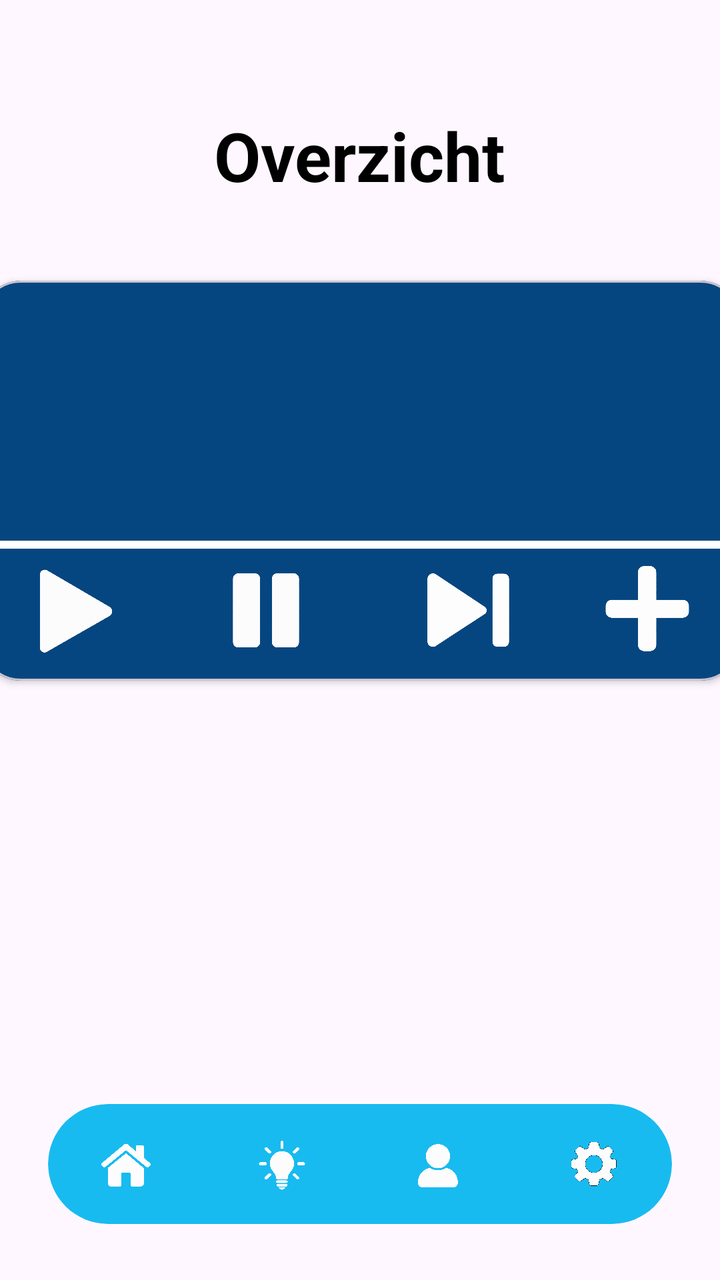
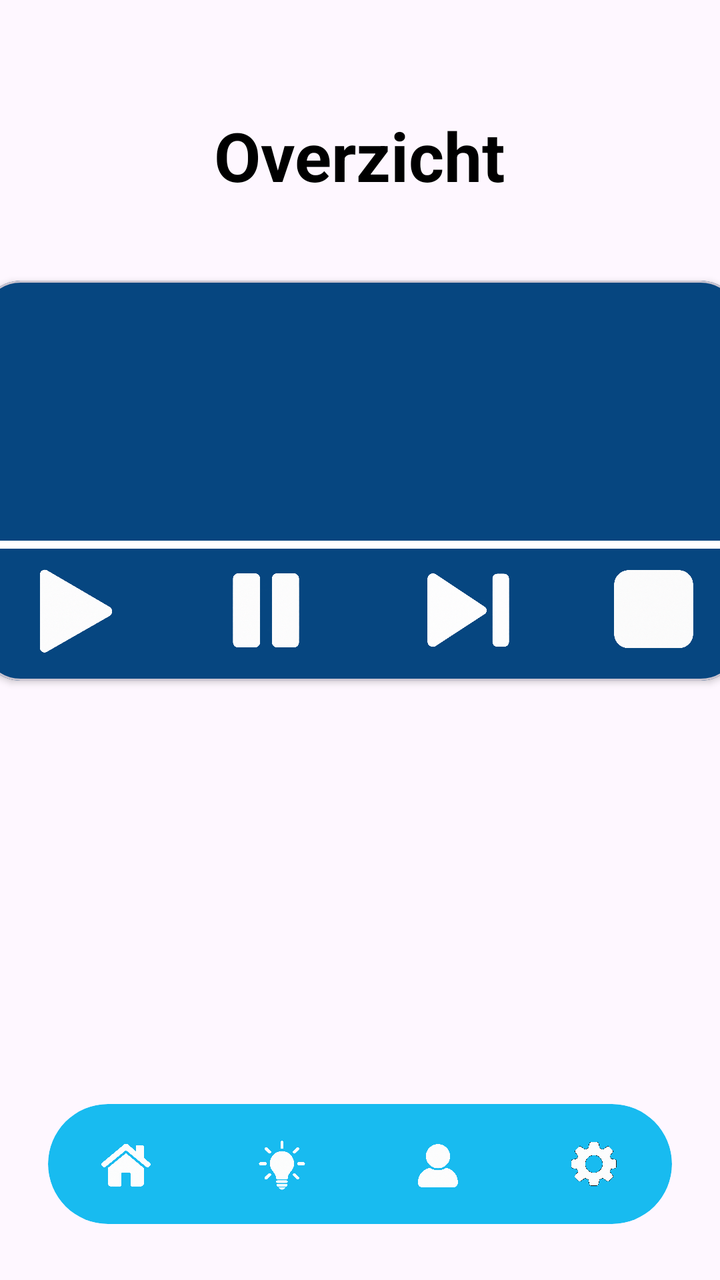

Before-and-after screenshots of an Android layout around one commit, followed by the original layout XML and the change that was made.
<!-- AndroidManifest.xml: application theme Theme.Homeassistantdasboard -->
<!-- res/layout/activity_dasboard.xml -->
<?xml version="1.0" encoding="utf-8"?>
<androidx.constraintlayout.widget.ConstraintLayout xmlns:android="http://schemas.android.com/apk/res/android"
    xmlns:app="http://schemas.android.com/apk/res-auto"
    xmlns:tools="http://schemas.android.com/tools"
    android:id="@+id/main"
    android:layout_width="match_parent"
    android:layout_height="match_parent"
    tools:context=".dasboard">

    

    <TextView
        android:id="@+id/textView2"
        android:layout_width="wrap_content"
        android:layout_height="wrap_content"
        android:layout_marginTop="55dp"
        android:text="Overzicht"
        android:textColor="#000000"
        android:textSize="34sp"
        android:textStyle="bold"
        app:layout_constraintEnd_toEndOf="parent"
        app:layout_constraintStart_toStartOf="parent"
        app:layout_constraintTop_toTopOf="parent" />

    
    <com.google.android.material.card.MaterialCardView
        android:id="@+id/musicCard"
        android:layout_width="380dp"
        android:layout_height="200dp"
        android:layout_marginStart="24dp"
        android:layout_marginTop="40dp"
        android:layout_marginEnd="24dp"
        app:cardBackgroundColor="#064680"
        app:cardCornerRadius="20dp"
        app:cardElevation="2dp"
        app:layout_constraintEnd_toEndOf="parent"
        app:layout_constraintStart_toStartOf="parent"
        app:layout_constraintTop_toBottomOf="@id/textView2">

        <androidx.constraintlayout.widget.ConstraintLayout
            android:layout_width="match_parent"
            android:layout_height="match_parent">

            <ImageView
                android:id="@+id/playButton2"
                android:layout_width="80dp"
                android:layout_height="60dp"
                android:layout_marginStart="2dp"
                android:layout_marginBottom="2dp"
                android:backgroundTint="#0557A2"
                android:src="@drawable/playbutton"
                android:textAllCaps="false"
                app:cornerRadius="20dp"
                app:iconSize="20dp"
                app:layout_constraintBottom_toBottomOf="parent"
                app:layout_constraintEnd_toEndOf="parent"
                app:layout_constraintHorizontal_bias="0.016"
                app:layout_constraintStart_toStartOf="parent"
                app:layout_constraintTop_toTopOf="parent"
                app:layout_constraintVertical_bias="0.971" />

            <ImageView
                android:id="@+id/pauseButton2"
                android:layout_width="80dp"
                android:layout_height="60dp"
                android:layout_marginStart="16dp"
                android:layout_marginBottom="2dp"
                android:backgroundTint="#0557A2"
                android:src="@drawable/pauze"
                app:layout_constraintBottom_toBottomOf="parent"
                app:layout_constraintStart_toEndOf="@+id/playButton2"
                app:layout_constraintTop_toTopOf="parent"
                app:layout_constraintVertical_bias="0.971"/>

            <ImageView
                android:id="@+id/pauseButton"
                android:layout_width="90dp"
                android:layout_height="60dp"
                android:layout_marginStart="16dp"
                android:backgroundTint="#0557A2"
                android:src="@drawable/next"
                android:textAllCaps="false"
                app:cornerRadius="20dp"
                app:layout_constraintBottom_toBottomOf="parent"
                app:layout_constraintStart_toEndOf="@+id/pauseButton2"
                app:layout_constraintTop_toTopOf="parent"
                app:layout_constraintVertical_bias="0.957" />

            <ImageView
                android:id="@+id/stopButton"
                android:layout_width="80dp"
                android:layout_height="60dp"
                android:layout_marginStart="15dp"
                android:layout_marginEnd="2dp"
                android:backgroundTint="#0557A2"
                android:src="@drawable/add"
                android:textAllCaps="false"
                app:cornerRadius="20dp"
                app:layout_constraintBottom_toBottomOf="parent"
                app:layout_constraintEnd_toEndOf="parent"
                app:layout_constraintHorizontal_bias="0.983"
                app:layout_constraintStart_toEndOf="@+id/pauseButton"
                app:layout_constraintStart_toStartOf="parent"
                app:layout_constraintTop_toTopOf="parent"
                app:layout_constraintVertical_bias="0.957" />

            <Button
                android:id="@+id/button2"
                android:layout_width="380dp"
                android:layout_height="4dp"
                android:backgroundTint="#FFFFFF"
                android:text="Button"
                app:layout_constraintBottom_toBottomOf="parent"
                app:layout_constraintEnd_toEndOf="parent"
                app:layout_constraintHorizontal_bias="0.0"
                app:layout_constraintStart_toStartOf="parent"
                app:layout_constraintTop_toTopOf="parent"
                app:layout_constraintVertical_bias="0.663" />

        </androidx.constraintlayout.widget.ConstraintLayout>

    </com.google.android.material.card.MaterialCardView>


    <com.google.android.material.card.MaterialCardView
        android:id="@+id/bottomBar"
        android:layout_width="0dp"
        android:layout_height="60dp"
        android:layout_marginStart="24dp"
        android:layout_marginEnd="24dp"
        android:layout_marginBottom="28dp"
        app:cardBackgroundColor="#18BBF0"
        app:cardCornerRadius="30dp"
        app:cardElevation="0dp"
        app:layout_constraintBottom_toBottomOf="parent"
        app:layout_constraintEnd_toEndOf="parent"
        app:layout_constraintStart_toStartOf="parent"
        app:strokeWidth="0dp">

        <LinearLayout
            android:layout_width="match_parent"
            android:layout_height="match_parent"
            android:orientation="horizontal"
            android:weightSum="4">

            
            <FrameLayout
                android:id="@+id/navItem1"
                android:layout_width="0dp"
                android:layout_height="match_parent"
                android:layout_weight="1"
                android:clickable="true"
                android:focusable="true">

                <ImageView
                    android:layout_width="30dp"
                    android:layout_height="30dp"
                    android:layout_gravity="center"
                    android:contentDescription="Home"
                    android:src="@drawable/house" />

            </FrameLayout>


            
            <FrameLayout
                android:id="@+id/navItem2"
                android:layout_width="0dp"
                android:layout_height="match_parent"
                android:layout_weight="1"
                android:clickable="true"
                android:focusable="true">

                <ImageView
                    android:layout_width="30dp"
                    android:layout_height="30dp"
                    android:layout_gravity="center"
                    android:contentDescription="Lamp"
                    android:src="@drawable/lamp" />

            </FrameLayout>


            
            <FrameLayout
                android:id="@+id/navItem3"
                android:layout_width="0dp"
                android:layout_height="match_parent"
                android:layout_weight="1"
                android:clickable="true"
                android:focusable="true">

                <ImageView
                    android:layout_width="30dp"
                    android:layout_height="30dp"
                    android:layout_gravity="center"
                    android:contentDescription="Gebruiker"
                    android:src="@drawable/usr" />

            </FrameLayout>


            
            <FrameLayout
                android:id="@+id/navItem4"
                android:layout_width="0dp"
                android:layout_height="match_parent"
                android:layout_weight="1"
                android:clickable="true"
                android:focusable="true">

                <ImageView
                    android:id="@+id/settingsbutton"
                    android:layout_width="30dp"
                    android:layout_height="30dp"
                    android:layout_gravity="center"
                    android:contentDescription="Instellingen"
                    android:src="@drawable/settings1" />

            </FrameLayout>

        </LinearLayout>

    </com.google.android.material.card.MaterialCardView>

</androidx.constraintlayout.widget.ConstraintLayout>
<!-- resources referenced by this layout -->
<resources>
  <!-- drawable add: png bitmap (drawable, 940264 bytes) -->
  <!-- drawable house: png bitmap (drawable, 434060 bytes) -->
  <!-- drawable lamp: png bitmap (drawable, 342665 bytes) -->
  <!-- drawable next: png bitmap (drawable, 973981 bytes) -->
  <!-- drawable pauze: png bitmap (drawable, 325704 bytes) -->
  <!-- drawable playbutton: png bitmap (drawable, 355378 bytes) -->
  <!-- drawable settings1: png bitmap (drawable, 500232 bytes) -->
  <!-- drawable usr: png bitmap (drawable, 377254 bytes) -->
  <style name="Theme.Homeassistantdasboard" parent="Base.Theme.Homeassistantdasboard" />
  <style name="Base.Theme.Homeassistantdasboard" parent="Theme.Material3.DayNight.NoActionBar">
          
          
      </style>
</resources>

<!-- the commit's change to res/layout/activity_dasboard.xml (unified diff, before → after) -->
@@ -88,21 +88,21 @@
 
             <ImageView
                 android:id="@+id/stopButton"
-                android:layout_width="80dp"
-                android:layout_height="60dp"
+                android:layout_width="69dp"
+                android:layout_height="58dp"
                 android:layout_marginStart="15dp"
                 android:layout_marginEnd="2dp"
                 android:backgroundTint="#0557A2"
-                android:src="@drawable/add"
+                android:src="@drawable/stopgoed"
                 android:textAllCaps="false"
                 app:cornerRadius="20dp"
                 app:layout_constraintBottom_toBottomOf="parent"
                 app:layout_constraintEnd_toEndOf="parent"
-                app:layout_constraintHorizontal_bias="0.983"
+                app:layout_constraintHorizontal_bias="0.976"
                 app:layout_constraintStart_toEndOf="@+id/pauseButton"
                 app:layout_constraintStart_toStartOf="parent"
                 app:layout_constraintTop_toTopOf="parent"
-                app:layout_constraintVertical_bias="0.957" />
+                app:layout_constraintVertical_bias="0.943" />
 
             <Button
                 android:id="@+id/button2"
@@ -217,6 +217,11 @@
                     android:contentDescription="Instellingen"
                     android:src="@drawable/settings1" />
 
+
+
+
+
+
             </FrameLayout>
 
         </LinearLayout>
<!-- resource entries referenced after the edit -->
@@ -1,12 +1,12 @@
 <!-- resources referenced by this layout -->
 <resources>
-  <!-- drawable add: png bitmap (drawable, 940264 bytes) -->
   <!-- drawable house: png bitmap (drawable, 434060 bytes) -->
   <!-- drawable lamp: png bitmap (drawable, 342665 bytes) -->
   <!-- drawable next: png bitmap (drawable, 973981 bytes) -->
   <!-- drawable pauze: png bitmap (drawable, 325704 bytes) -->
   <!-- drawable playbutton: png bitmap (drawable, 355378 bytes) -->
   <!-- drawable settings1: png bitmap (drawable, 500232 bytes) -->
+  <!-- drawable stopgoed: png bitmap (drawable, 563368 bytes) -->
   <!-- drawable usr: png bitmap (drawable, 377254 bytes) -->
   <style name="Theme.Homeassistantdasboard" parent="Base.Theme.Homeassistantdasboard" />
   <style name="Base.Theme.Homeassistantdasboard" parent="Theme.Material3.DayNight.NoActionBar">
